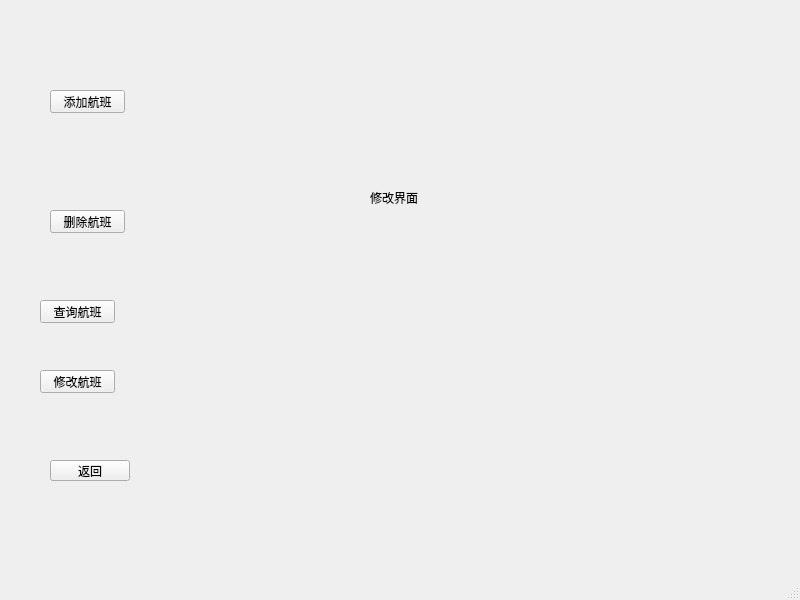
Qt form untitled3/admin_form.ui (KamChiHei/330) before a commit.
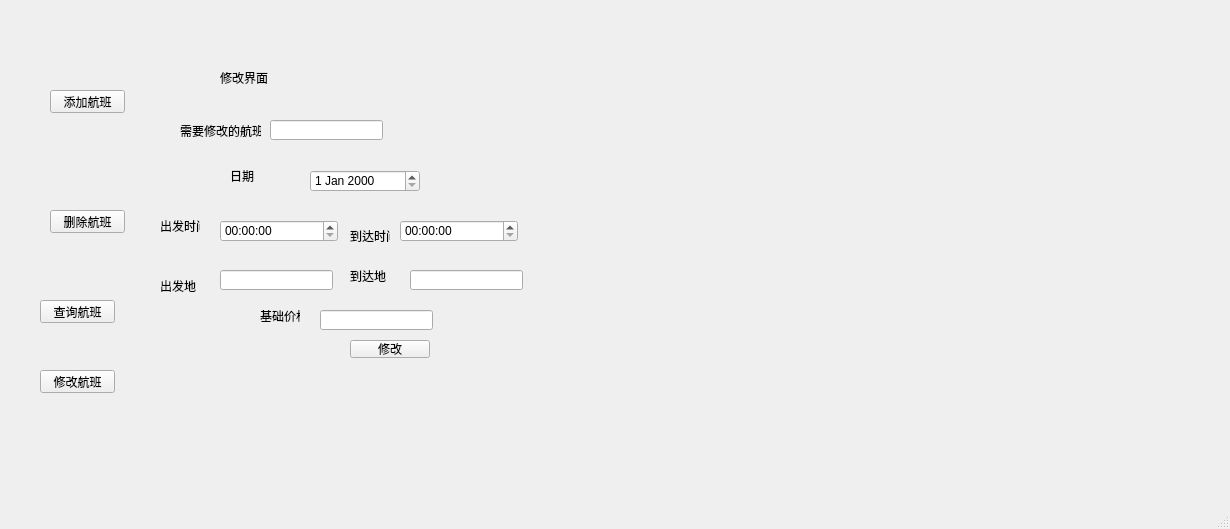
The same form after that commit. The open tabs and pages were chosen to show the change.

Diff of the .ui file:
```diff
--- a/untitled3/admin_form.ui
+++ b/untitled3/admin_form.ui
@@ -6,8 +6,8 @@
    <rect>
     <x>0</x>
     <y>0</y>
-    <width>800</width>
-    <height>600</height>
+    <width>1230</width>
+    <height>529</height>
    </rect>
   </property>
   <property name="windowTitle">
@@ -17,10 +17,10 @@
    <widget class="QStackedWidget" name="stackedWidget">
     <property name="geometry">
      <rect>
-      <x>140</x>
-      <y>30</y>
-      <width>561</width>
-      <height>451</height>
+      <x>150</x>
+      <y>50</y>
+      <width>961</width>
+      <height>431</height>
      </rect>
     </property>
     <property name="currentIndex">
@@ -502,8 +502,8 @@
      <widget class="QLabel" name="label_4">
       <property name="geometry">
        <rect>
-        <x>230</x>
-        <y>160</y>
+        <x>70</x>
+        <y>20</y>
         <width>53</width>
         <height>15</height>
        </rect>
@@ -512,6 +512,180 @@
        <string>修改界面</string>
       </property>
      </widget>
+     <widget class="QLabel" name="label_21">
+      <property name="geometry">
+       <rect>
+        <x>30</x>
+        <y>70</y>
+        <width>81</width>
+        <height>21</height>
+       </rect>
+      </property>
+      <property name="text">
+       <string>需要修改的航班</string>
+      </property>
+     </widget>
+     <widget class="QLineEdit" name="lineEdit_needToUpdateFlightId">
+      <property name="geometry">
+       <rect>
+        <x>120</x>
+        <y>70</y>
+        <width>113</width>
+        <height>20</height>
+       </rect>
+      </property>
+     </widget>
+     <widget class="QDateEdit" name="dateEdit_needToUpdateDate">
+      <property name="geometry">
+       <rect>
+        <x>160</x>
+        <y>120</y>
+        <width>110</width>
+        <height>22</height>
+       </rect>
+      </property>
+     </widget>
+     <widget class="QTimeEdit" name="timeEdit_needToUpdateDepartureTime">
+      <property name="geometry">
+       <rect>
+        <x>70</x>
+        <y>170</y>
+        <width>118</width>
+        <height>22</height>
+       </rect>
+      </property>
+     </widget>
+     <widget class="QTimeEdit" name="timeEdit_needToUpdateArrivalTime">
+      <property name="geometry">
+       <rect>
+        <x>250</x>
+        <y>170</y>
+        <width>118</width>
+        <height>22</height>
+       </rect>
+      </property>
+     </widget>
+     <widget class="QLineEdit" name="lineEdit_needToUpdateDeparturePlace">
+      <property name="geometry">
+       <rect>
+        <x>70</x>
+        <y>220</y>
+        <width>113</width>
+        <height>20</height>
+       </rect>
+      </property>
+     </widget>
+     <widget class="QLineEdit" name="lineEdit_needToUpdateArrivalPlace">
+      <property name="geometry">
+       <rect>
+        <x>260</x>
+        <y>220</y>
+        <width>113</width>
+        <height>20</height>
+       </rect>
+      </property>
+     </widget>
+     <widget class="QPushButton" name="pushButton_update">
+      <property name="geometry">
+       <rect>
+        <x>200</x>
+        <y>290</y>
+        <width>80</width>
+        <height>18</height>
+       </rect>
+      </property>
+      <property name="text">
+       <string>修改</string>
+      </property>
+     </widget>
+     <widget class="QLineEdit" name="lineEdit_needToUpdateBaseFare">
+      <property name="geometry">
+       <rect>
+        <x>170</x>
+        <y>260</y>
+        <width>113</width>
+        <height>20</height>
+       </rect>
+      </property>
+     </widget>
+     <widget class="QLabel" name="label_22">
+      <property name="geometry">
+       <rect>
+        <x>80</x>
+        <y>120</y>
+        <width>40</width>
+        <height>12</height>
+       </rect>
+      </property>
+      <property name="text">
+       <string>日期</string>
+      </property>
+     </widget>
+     <widget class="QLabel" name="label_23">
+      <property name="geometry">
+       <rect>
+        <x>10</x>
+        <y>170</y>
+        <width>40</width>
+        <height>12</height>
+       </rect>
+      </property>
+      <property name="text">
+       <string>出发时间</string>
+      </property>
+     </widget>
+     <widget class="QLabel" name="label_24">
+      <property name="geometry">
+       <rect>
+        <x>10</x>
+        <y>230</y>
+        <width>40</width>
+        <height>12</height>
+       </rect>
+      </property>
+      <property name="text">
+       <string>出发地</string>
+      </property>
+     </widget>
+     <widget class="QLabel" name="label_25">
+      <property name="geometry">
+       <rect>
+        <x>200</x>
+        <y>180</y>
+        <width>40</width>
+        <height>12</height>
+       </rect>
+      </property>
+      <property name="text">
+       <string>到达时间</string>
+      </property>
+     </widget>
+     <widget class="QLabel" name="label_26">
+      <property name="geometry">
+       <rect>
+        <x>200</x>
+        <y>220</y>
+        <width>40</width>
+        <height>12</height>
+       </rect>
+      </property>
+      <property name="text">
+       <string>到达地</string>
+      </property>
+     </widget>
+     <widget class="QLabel" name="label_27">
+      <property name="geometry">
+       <rect>
+        <x>110</x>
+        <y>260</y>
+        <width>40</width>
+        <height>12</height>
+       </rect>
+      </property>
+      <property name="text">
+       <string>基础价格</string>
+      </property>
+     </widget>
     </widget>
    </widget>
    <widget class="QPushButton" name="pushButton">
@@ -566,19 +740,6 @@
      <string>修改航班</string>
     </property>
    </widget>
-   <widget class="QPushButton" name="pushButton_8">
-    <property name="geometry">
-     <rect>
-      <x>50</x>
-      <y>460</y>
-      <width>80</width>
-      <height>21</height>
-     </rect>
-    </property>
-    <property name="text">
-     <string>返回</string>
-    </property>
-   </widget>
   </widget>
   <widget class="QMenuBar" name="menubar">
    <property name="geometry">
```
Left out of the diff: 32 changed lines with no effect on the pictures.
